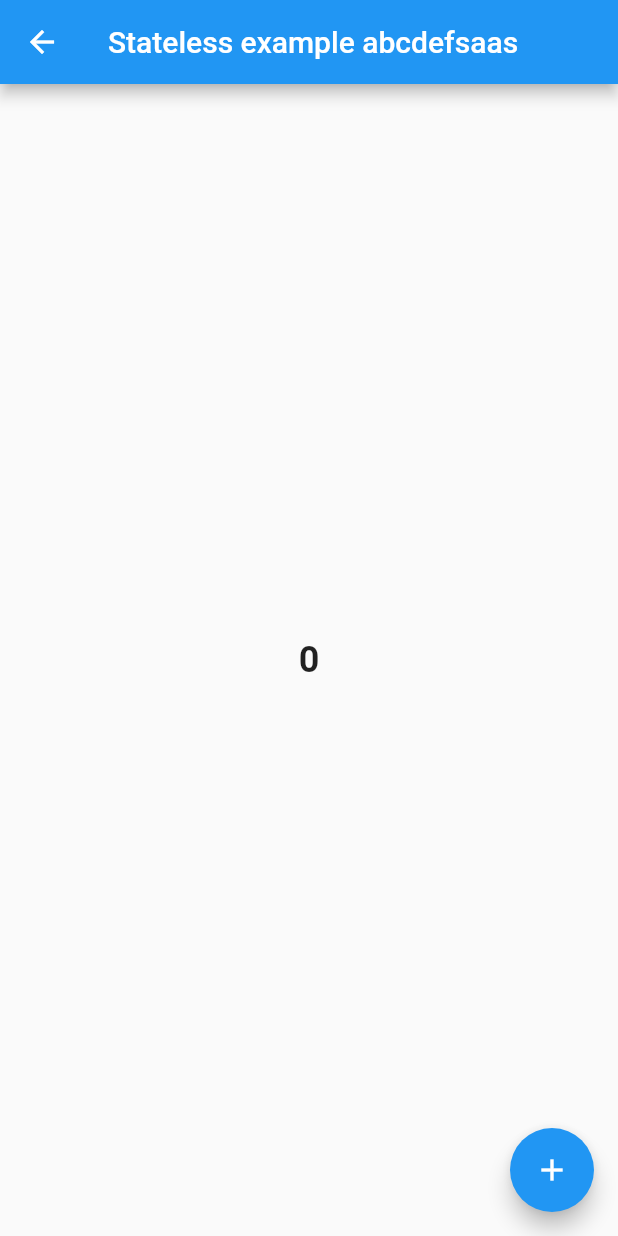
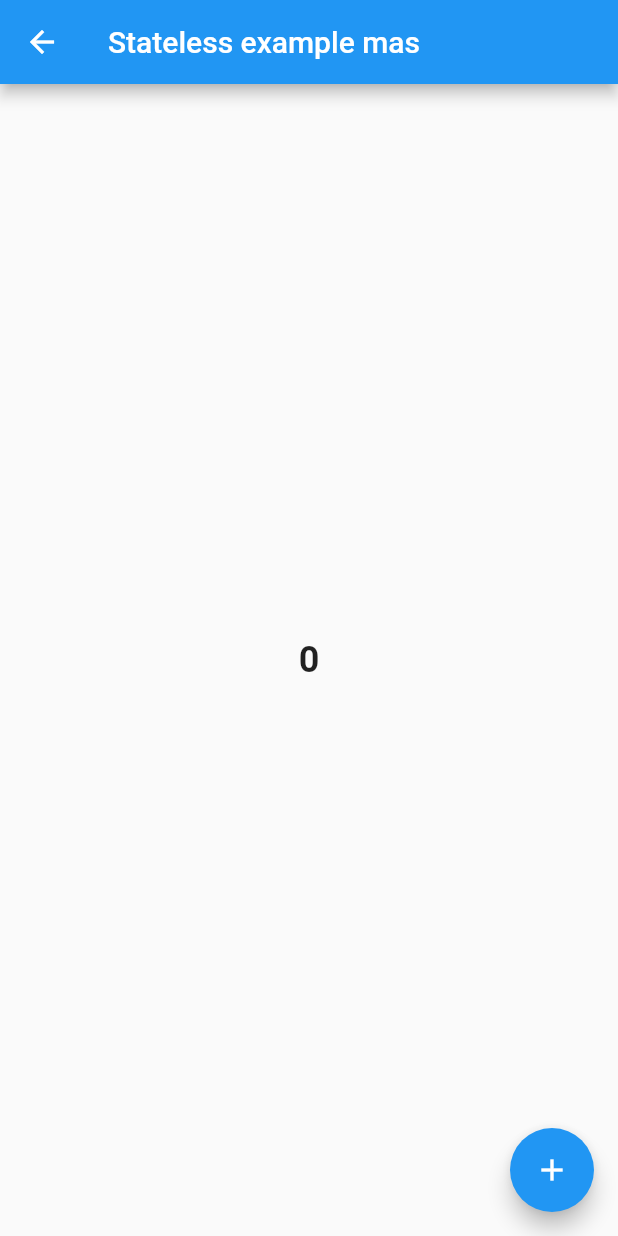
Before and after one commit to vignesh1244/stless-full-api, a Flutter app: the HomepageP screen opened directly, on a phone screen of 412 x 824 dp. Run offline on Flutter 3.47's test engine with Material 2 defaults, Android fonts, the phone set to English and light mode, and no system bars; network calls fail.

```diff
--- a/lib/views/stless.dart
+++ b/lib/views/stless.dart
@@ -10,7 +10,7 @@ class HomepageP extends StatelessWidget {
     print('builds');
     return Scaffold(
       appBar: AppBar(
-        title: Text('Stateless example abcdefsaas'),
+        title: Text('Stateless example mas'),
       ),
       body: Column(
         mainAxisAlignment: MainAxisAlignment.center,
```
